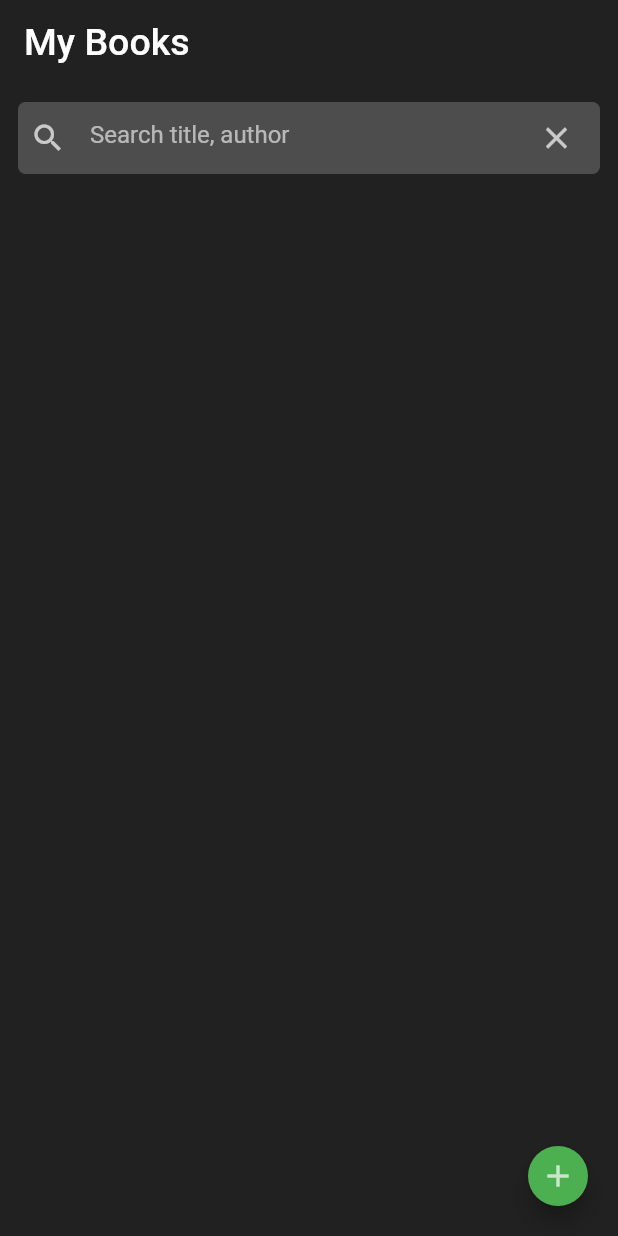
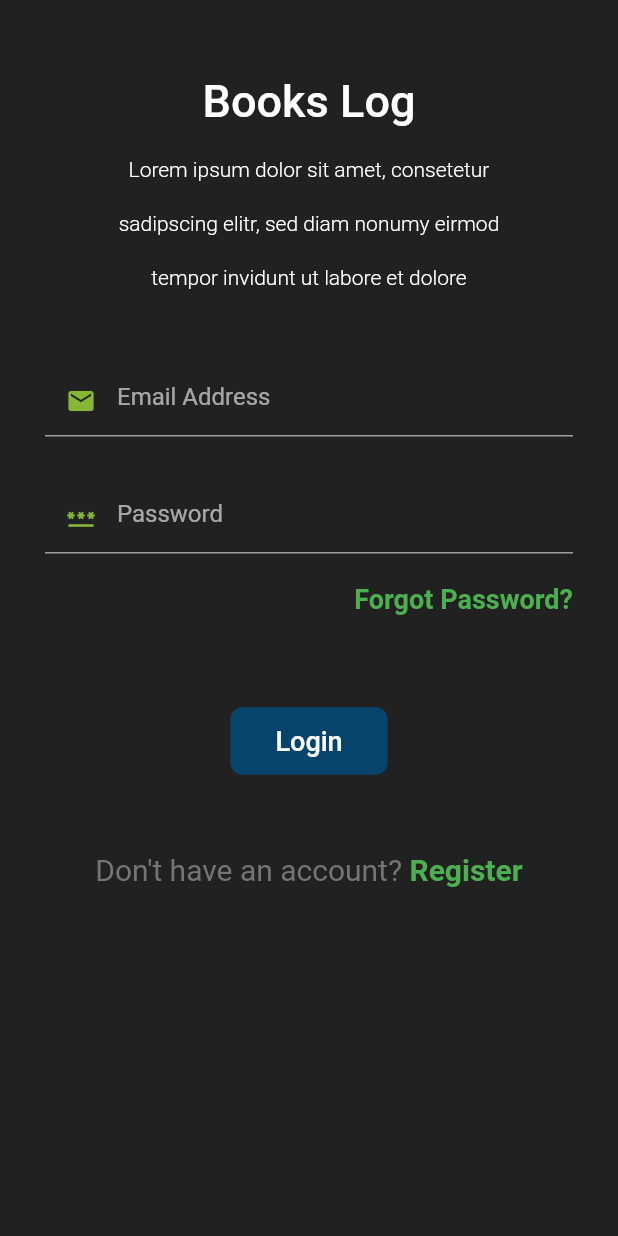
Before and after one commit to joshua-philips/read_log, a Flutter app: the screen it shows after launch, on a phone screen of 412 x 824 dp. Run offline on Flutter 3.47's test engine with Material 2 defaults, Android fonts, the phone set to English and light mode, and no system bars; our stand-ins replace expandable_text.

Commit message:
login pages ui | change colour of links in details

```diff
--- /dev/null
+++ b/lib/components/auth_text_formfield.dart
@@ -0,0 +1,45 @@
+import 'package:flutter/material.dart';
+
+class AuthTextFormField extends StatelessWidget {
+  final TextEditingController controller;
+  final String hintText;
+  final IconData prefixIcon;
+  final FormFieldValidator<String> validator;
+  final bool obscureText;
+  const AuthTextFormField(
+      {Key? key,
+      required this.controller,
+      required this.hintText,
+      required this.prefixIcon,
+      required this.validator,
+      required this.obscureText})
+      : super(key: key);
+
+  @override
+  Widget build(BuildContext context) {
+    return TextFormField(
+      controller: controller,
+      decoration: InputDecoration(
+        prefixIcon: Icon(
+          prefixIcon,
+          color: Color(0xff85B634),
+          size: 20,
+        ),
+        hintText: hintText,
+        focusedBorder: UnderlineInputBorder(
+          borderSide: BorderSide(
+            color: Colors.green,
+            width: 2,
+          ),
+        ),
+        enabledBorder: UnderlineInputBorder(
+          borderSide: BorderSide(
+            color: Colors.grey,
+          ),
+        ),
+      ),
+      obscureText: obscureText,
+      validator: validator,
+    );
+  }
+}
--- a/lib/components/horizontal_list.dart
+++ b/lib/components/horizontal_list.dart
@@ -52,7 +52,7 @@ List<Widget> listOfLinks(List<Links> list, BuildContext context) {
           padding: EdgeInsets.only(left: 8, right: 8, top: 5),
           margin: EdgeInsets.only(right: 10),
           decoration: BoxDecoration(
-            color: Colors.grey.shade600,
+            color: Color(0xff07446C),
             borderRadius: BorderRadius.circular(2),
           ),
           child: Text(
--- a/lib/main.dart
+++ b/lib/main.dart
@@ -1,4 +1,4 @@
-import 'package:books_log/pages/my_books.dart';
+import 'package:books_log/pages/authentication_pages/login_page.dart';
 import 'package:flutter/material.dart';
 
 void main() {
@@ -20,7 +20,7 @@ class MyApp extends StatelessWidget {
           cursorColor: Colors.green,
         ),
       ),
-      home: MyBooks(),
+      home: LoginPage(),
     );
   }
 }
--- /dev/null
+++ b/lib/pages/authentication_pages/login_page.dart
@@ -0,0 +1,200 @@
+import 'package:books_log/components/auth_text_formfield.dart';
+import 'package:books_log/pages/authentication_pages/password_reset_page.dart';
+import 'package:books_log/pages/authentication_pages/register_page.dart';
+import 'package:books_log/pages/my_books.dart';
+import 'package:flutter/material.dart';
+
+class LoginPage extends StatelessWidget {
+  const LoginPage({Key? key}) : super(key: key);
+
+  @override
+  Widget build(BuildContext context) {
+    final formKey = GlobalKey<FormState>();
+    final TextEditingController emailController = TextEditingController();
+    final TextEditingController passwordController = TextEditingController();
+    return Scaffold(
+      body: SingleChildScrollView(
+        physics: BouncingScrollPhysics(),
+        child: Column(
+          children: [
+            Container(
+              padding: EdgeInsets.symmetric(horizontal: 5, vertical: 20),
+              child: Column(
+                children: [
+                  Padding(padding: EdgeInsets.only()),
+                  SizedBox(height: 30),
+                  Row(
+                    mainAxisAlignment: MainAxisAlignment.center,
+                    mainAxisSize: MainAxisSize.max,
+                    children: [
+                      Text(
+                        "Books Log",
+                        style: TextStyle(
+                          fontSize: 30,
+                          fontWeight: FontWeight.w500,
+                        ),
+                      ),
+                    ],
+                  ),
+                  SizedBox(height: 20),
+                  Row(
+                    mainAxisAlignment: MainAxisAlignment.center,
+                    mainAxisSize: MainAxisSize.max,
+                    children: [
+                      Text(
+                        "Lorem ipsum dolor sit amet, consetetur",
+                        style: TextStyle(
+                          fontWeight: FontWeight.w300,
+                        ),
+                      ),
+                    ],
+                  ),
+                  SizedBox(height: 20),
+                  Row(
+                    mainAxisAlignment: MainAxisAlignment.center,
+                    mainAxisSize: MainAxisSize.max,
+                    children: [
+                      Text(
+                        "sadipscing elitr, sed diam nonumy eirmod",
+                        style: TextStyle(
+                          fontWeight: FontWeight.w300,
+                        ),
+                      ),
+                    ],
+                  ),
+                  SizedBox(height: 20),
+                  Row(
+                    mainAxisAlignment: MainAxisAlignment.center,
+                    mainAxisSize: MainAxisSize.max,
+                    children: [
+                      Text(
+                        "tempor invidunt ut labore et dolore",
+                        style: TextStyle(
+                          fontWeight: FontWeight.w300,
+                        ),
+                      ),
+                    ],
+                  ),
+                ],
+              ),
+            ),
+            Container(
+              margin: EdgeInsets.all(30),
+              child: Form(
+                key: formKey,
+                child: Column(
+                  children: [
+                    AuthTextFormField(
+                      controller: emailController,
+                      hintText: 'Email Address',
+                      prefixIcon: Icons.email,
+                      validator: (val) =>
+                          !val!.contains('@') && !val.contains('.')
+                              ? 'Invalid Email'
+                              : null,
+                      obscureText: false,
+                    ),
+                    SizedBox(height: 30),
+                    AuthTextFormField(
+                      controller: passwordController,
+                      hintText: 'Password',
+                      prefixIcon: Icons.password,
+                      validator: (val) =>
+                          val!.isEmpty ? 'Enter password' : null,
+                      obscureText: true,
+                    ),
+                    SizedBox(height: 20),
+                    Row(
+                      mainAxisAlignment: MainAxisAlignment.end,
+                      children: [
+                        GestureDetector(
+                          child: Text(
+                            "Forgot Password?",
+                            style: TextStyle(
+                              fontSize: 18,
+                              color: Colors.green,
+                              fontWeight: FontWeight.w600,
+                            ),
+                          ),
+                          onTap: () {
+                            Route route = MaterialPageRoute(
+                                builder: (context) => PasswordResetPage());
+                            Navigator.push(context, route);
+                          },
+                        ),
+                      ],
+                    ),
+                  ],
+                ),
+              ),
+            ),
+            SizedBox(height: 30),
+            loginButton(formKey, context),
+            SizedBox(height: 50),
+            register(context),
+          ],
+        ),
+      ),
+    );
+  }
+}
+
+Widget loginButton(GlobalKey<FormState> formKey, BuildContext context) {
+  return Column(
+    crossAxisAlignment: CrossAxisAlignment.center,
+    children: [
+      TextButton(
+        style: TextButton.styleFrom(
+          shape: new RoundedRectangleBorder(
+            borderRadius: new BorderRadius.circular(8),
+          ),
+          padding: EdgeInsets.symmetric(vertical: 12, horizontal: 30),
+          backgroundColor: Color(0xff07446C),
+        ),
+        child: Text(
+          "Login",
+          style: TextStyle(
+            fontSize: 18,
+            color: Colors.white,
+            fontWeight: FontWeight.w500,
+          ),
+        ),
+        onPressed: () {
+          if (formKey.currentState!.validate()) {
+            print('Login button');
+            // TODO: Login
+            Route route = MaterialPageRoute(builder: (context) => MyBooks());
+            Navigator.popUntil(context, (route) => !Navigator.canPop(context));
+            Navigator.of(context).pushReplacement(route);
+          }
+        },
+      ),
+    ],
+  );
+}
+
+Widget register(BuildContext context) {
+  return Row(
+    mainAxisAlignment: MainAxisAlignment.center,
+    children: [
+      Text(
+        "Don\'t have an account? ",
+        style: TextStyle(fontSize: 20, color: Color(0xff757575)),
+      ),
+      GestureDetector(
+        child: Text(
+          "Register",
+          style: TextStyle(
+            fontSize: 20,
+            fontWeight: FontWeight.bold,
+            color: Colors.green,
+          ),
+        ),
+        onTap: () {
+          Route route = MaterialPageRoute(builder: (context) => RegisterPage());
+          Navigator.push(context, route);
+        },
+      )
+    ],
+  );
+}
--- a/lib/pages/search_page.dart
+++ b/lib/pages/search_page.dart
@@ -142,7 +142,7 @@ class _SearchPageState extends State<SearchPage> {
             );
     } else if (error) {
       return Center(
-        child: Text('Error. Check your internet connection'),
+        child: Text('Server error'),
       );
     } else {
       return Container();
```
Also changed, not shown: lib/pages/authentication_pages/password_reset_page.dart (added, +98 -0 lines), lib/pages/authentication_pages/register_page.dart (added, +170 -0 lines).
